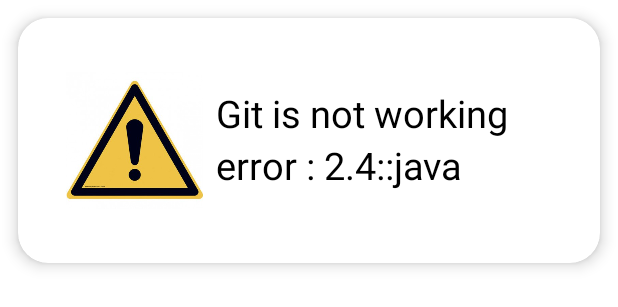
After one commit to EduardoVicente1/Vacation-Manager-Android, an Android app: the layout card_view.xml on its own in the app's theme, with its tools: preview values and no code run, on a phone screen of 412 x 824 dp. The commit adds this screen. Shown: the top 307 px of the screen. Run offline under Robolectric (Android 15) with nearby library versions, the phone set to English and light mode, and no system bars.

Commit message:
splash and error

```diff
--- a/app/build.gradle
+++ b/app/build.gradle
@@ -29,6 +29,9 @@ android {
     kotlinOptions {
         jvmTarget = '1.8'
     }
+    buildFeatures {
+        viewBinding true
+    }
 }
 
 dependencies {
@@ -37,6 +40,9 @@ dependencies {
     implementation 'androidx.appcompat:appcompat:1.4.1'
     implementation 'com.google.android.material:material:1.5.0'
     implementation 'androidx.constraintlayout:constraintlayout:2.1.3'
+    implementation 'androidx.legacy:legacy-support-v4:1.0.0'
+    implementation 'androidx.navigation:navigation-fragment-ktx:2.4.0'
+    implementation 'androidx.navigation:navigation-ui-ktx:2.4.0'
     testImplementation 'junit:junit:4.13.2'
     androidTestImplementation 'androidx.test.ext:junit:1.1.3'
     androidTestImplementation 'androidx.test.espresso:espresso-core:3.4.0'
--- /dev/null
+++ b/app/src/main/res/layout/card_view.xml
@@ -0,0 +1,56 @@
+<?xml version="1.0" encoding="utf-8"?>
+<androidx.cardview.widget.CardView xmlns:android="http://schemas.android.com/apk/res/android"
+    android:layout_width="match_parent"
+    android:layout_height="wrap_content"
+    xmlns:card_view="http://schemas.android.com/apk/res-auto"
+    android:id="@+id/card_view"
+    android:layout_margin="12dp"
+    android:padding="4dp"
+    card_view:cardCornerRadius="20dp"
+    card_view:cardElevation="6dp"
+    card_view:contentPadding="4dp"
+    >
+
+    <RelativeLayout
+
+        android:layout_width="match_parent"
+        android:layout_height="wrap_content"
+        android:layout_margin="12dp"
+        android:padding="16dp">
+
+
+        <ImageView
+            android:id="@+id/images"
+            android:layout_width="91dp"
+            android:layout_height="99dp"
+            android:src="@drawable/danger" />
+
+        <TextView
+            android:id="@+id/Nombre"
+            android:layout_width="wrap_content"
+            android:layout_height="wrap_content"
+            android:layout_alignParentTop="true"
+            android:layout_marginStart="100dp"
+            android:layout_marginTop="14dp"
+            android:text="Git is not working"
+            android:textColor="@color/black"
+            android:textSize="25sp">
+
+        </TextView>
+
+        <TextView
+            android:id="@+id/Telefono"
+            android:layout_width="wrap_content"
+            android:layout_height="wrap_content"
+            android:layout_below="@+id/Nombre"
+            android:layout_marginStart="100dp"
+            android:text="error : 2.4::java"
+            android:textColor="@color/black"
+            android:textSize="25sp">
+
+        </TextView>
+
+    </RelativeLayout>
+
+
+</androidx.cardview.widget.CardView>
--- a/app/src/main/res/values/colors.xml
+++ b/app/src/main/res/values/colors.xml
@@ -7,4 +7,5 @@
     <color name="teal_700">#FF018786</color>
     <color name="black">#FF000000</color>
     <color name="white">#FFFFFFFF</color>
+    <color name="grey">#B0BEC5</color>
 </resources>
```
Also changed, not shown: app/src/main/AndroidManifest.xml (+6 -7 lines), app/src/main/java/com/example/vacation_manager_android/Errorcsm.kt (added, +25 -0 lines), app/src/main/java/com/example/vacation_manager_android/MainActivity.kt (+19 -3 lines), app/src/main/java/com/example/vacation_manager_android/SplashScreen.kt (+12 -10 lines), app/src/main/res/anim/slide_down.xml (added, +13 -0 lines), app/src/main/res/layout/activity_main.xml (+26 -4 lines), app/src/main/res/layout/activity_splash_screen.xml (+22 -4 lines), app/src/main/res/values/strings.xml (+11 -0 lines), app/src/main/res/values/themes.xml (+7 -0 lines), app/src/main/res/drawable-v24/danger.jpg (added).
